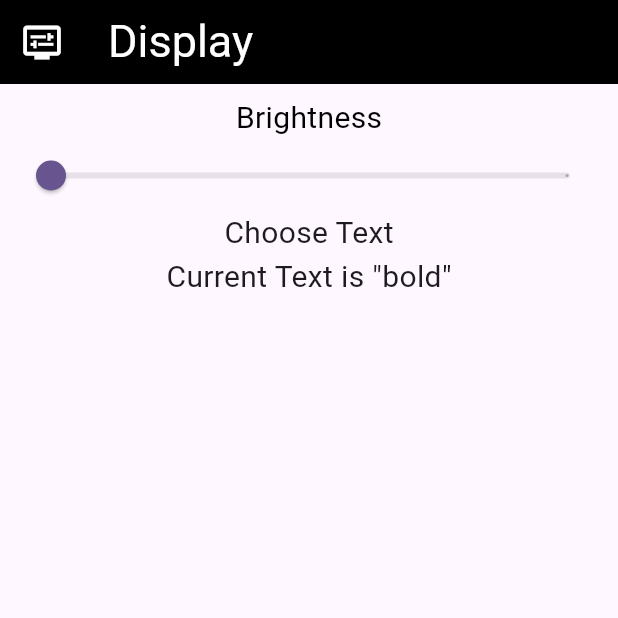
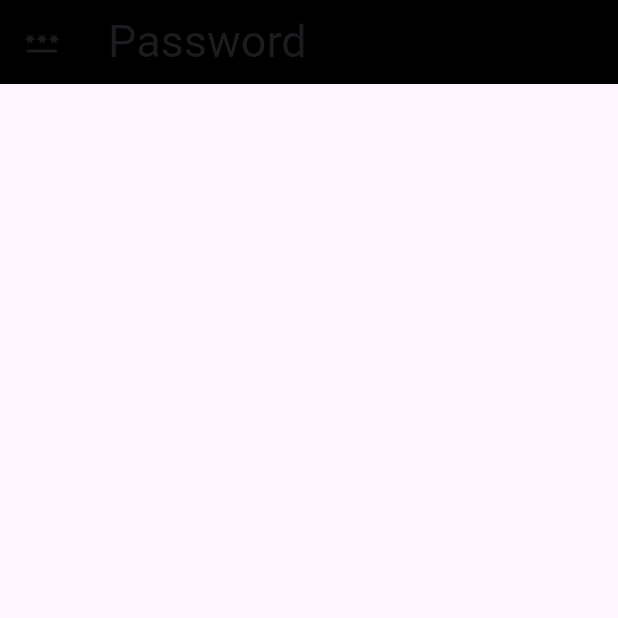
Before and after one commit to shrijith-shetty/Emulator, a Flutter app: the screen it shows after launch, on a phone screen of 412 x 824 dp, the top half of it. Run offline on Flutter 3.47's test engine with Material 3 defaults, Android fonts, the phone set to English and light mode, and no system bars; our stand-ins replace camera, decimal, flutter_screenutil; missing offline and left inert: gal.

Commit message:
code has been updated

```diff
--- a/lib/main.dart
+++ b/lib/main.dart
@@ -4,6 +4,7 @@ import 'package:emulator/calculator/calculator.dart';
 import 'package:emulator/camera/camera.dart';
 import 'package:emulator/settings/settingOption/addWallpaper.dart';
 import 'package:emulator/settings/settingOption/display.dart';
+import 'package:emulator/settings/settingOption/password.dart';
 import 'package:emulator/settings/settings.dart';
 import 'package:flutter/material.dart';
 import 'package:flutter_screenutil/flutter_screenutil.dart';
@@ -38,7 +39,7 @@ class MyApp extends StatelessWidget
 
                 colorScheme: .fromSeed(seedColor: Colors.deepPurple)
             ),
-            home: DisplayClass( /*title: "title"*/)
+            home: Password( /*title: "title"*/)
         );
     }
 }
--- a/lib/settings/settingOption/display.dart
+++ b/lib/settings/settingOption/display.dart
@@ -11,11 +11,10 @@ class DisplayClass extends StatefulWidget
 
 class DisplayPage extends State<DisplayClass>
 {
-    String title = "First item";
-    String item1 = "First item";
-    String item2 = "First item";
-    String item3 = "First item";
+    // SampleItem? selectedItem;
+    List<String> item1 = ["item12", "item2", "item"];
     double brightness = 0.4;
+    int count = 0;
     String value = "";
     @override
 
@@ -58,20 +57,9 @@ class DisplayPage extends State<DisplayClass>
                                 }
                             ),
                             Text("Choose Text", style: TextStyle(fontSize: 20)),
-                            InkWell(
-                                onTap: ()
-                                {
-                                    PopupMenuButton<>(onSelected: (value)
-                                        {
-                                            // Text(value, style: TextStyle(fontSize: 20));
-                                        }, itemBuilder: (BuildContext context) => [
-                                            const PopupMenuItem(child: Text("Settings")),
-                                            const PopupMenuItem(child: Text("Settings")),
-                                            const PopupMenuItem(child: Text("Settings")),
-
-                                        ]);
-                                },
-                                child: Text("Current Text is \"bold\"", style: TextStyle(fontSize: 20)))
+                          PopupMenuItem(
+                              // onTap: (),
+                              child: Text("Current Text is \"bold\"", style: TextStyle(fontSize: 20))),
                         ]
                     )
                 )
--- /dev/null
+++ b/lib/settings/settingOption/password.dart
@@ -0,0 +1,34 @@
+import 'package:emulator/settings/settings.dart';
+import 'package:flutter/cupertino.dart';
+import 'package:flutter/material.dart';
+
+class Password extends StatefulWidget
+{
+    @override
+    State<StatefulWidget> createState() => PasswordPage();
+
+}
+
+class PasswordPage extends State<Password>
+{
+    @override
+    Widget build(BuildContext context)
+    {
+        return Scaffold(
+            appBar: AppBar(
+                backgroundColor: Colors.black,
+                leading: InkWell(
+                    onTap:
+                    ()
+                    {
+                      Navigator.push(context,MaterialPageRoute(builder: (context)=>Settings()));
+                    },
+                    child: Icon(Icons.password_outlined)),
+                title: Text("Password",style: TextStyle(fontSize: 30),),
+
+
+            )
+        );
+    }
+
+}
```
